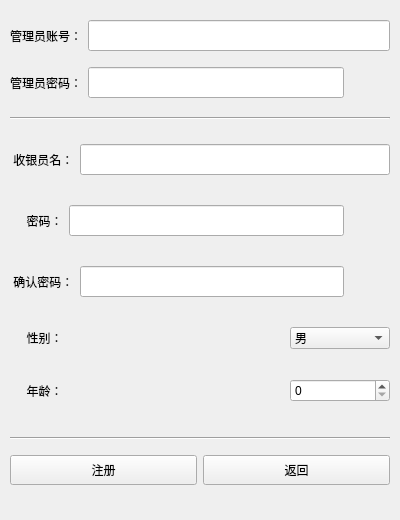
Old version of the form src/LogIn/registerdialog.ui in the repository rainvie/QTSupermarket.
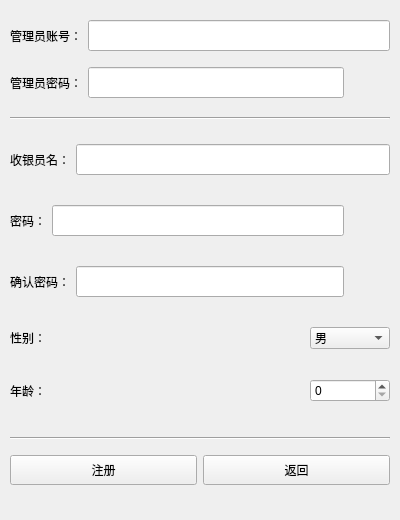
New version of the form. Icons and pictures are not drawn.

The edit to the form file:
```diff
--- a/src/LogIn/registerdialog.ui
+++ b/src/LogIn/registerdialog.ui
@@ -104,7 +104,7 @@
       <item>
        <widget class="QLabel" name="label_4">
         <property name="text">
-         <string> 收银员名：</string>
+         <string>收银员名：</string>
         </property>
        </widget>
       </item>
@@ -126,7 +126,7 @@
       <item>
        <widget class="QLabel" name="label_6">
         <property name="text">
-         <string>     密码：</string>
+         <string>密码：</string>
         </property>
        </widget>
       </item>
@@ -162,7 +162,7 @@
       <item>
        <widget class="QLabel" name="label_5">
         <property name="text">
-         <string> 确认密码：</string>
+         <string>确认密码：</string>
         </property>
        </widget>
       </item>
@@ -198,7 +198,7 @@
       <item>
        <widget class="QLabel" name="label_7">
         <property name="text">
-         <string>     性别：</string>
+         <string>性别：</string>
         </property>
        </widget>
       </item>
@@ -215,13 +215,13 @@
         </property>
         <property name="minimumSize">
          <size>
-          <width>80</width>
+          <width>60</width>
           <height>0</height>
          </size>
         </property>
         <property name="maximumSize">
          <size>
-          <width>100</width>
+          <width>80</width>
           <height>16777215</height>
          </size>
         </property>
@@ -258,7 +258,7 @@
       <item>
        <widget class="QLabel" name="label_8">
         <property name="text">
-         <string>     年龄：</string>
+         <string>年龄：</string>
         </property>
        </widget>
       </item>
@@ -272,13 +272,13 @@
         </property>
         <property name="minimumSize">
          <size>
-          <width>80</width>
+          <width>60</width>
           <height>0</height>
          </size>
         </property>
         <property name="maximumSize">
          <size>
-          <width>100</width>
+          <width>80</width>
           <height>16777215</height>
          </size>
         </property>
```
Left out of the diff: 12 changed lines with no effect on the pictures.
